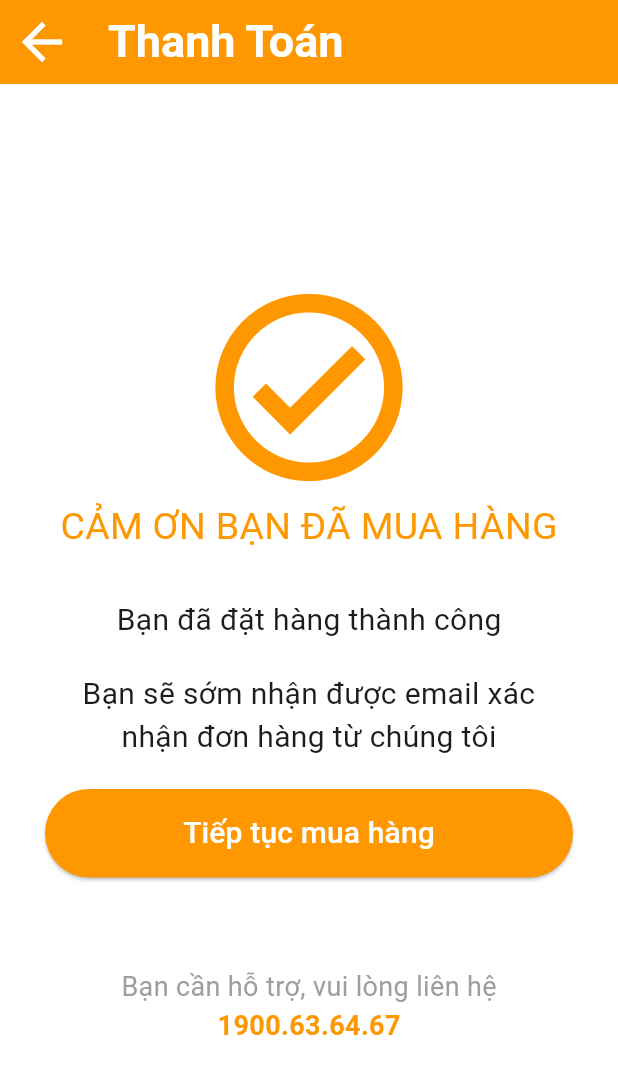
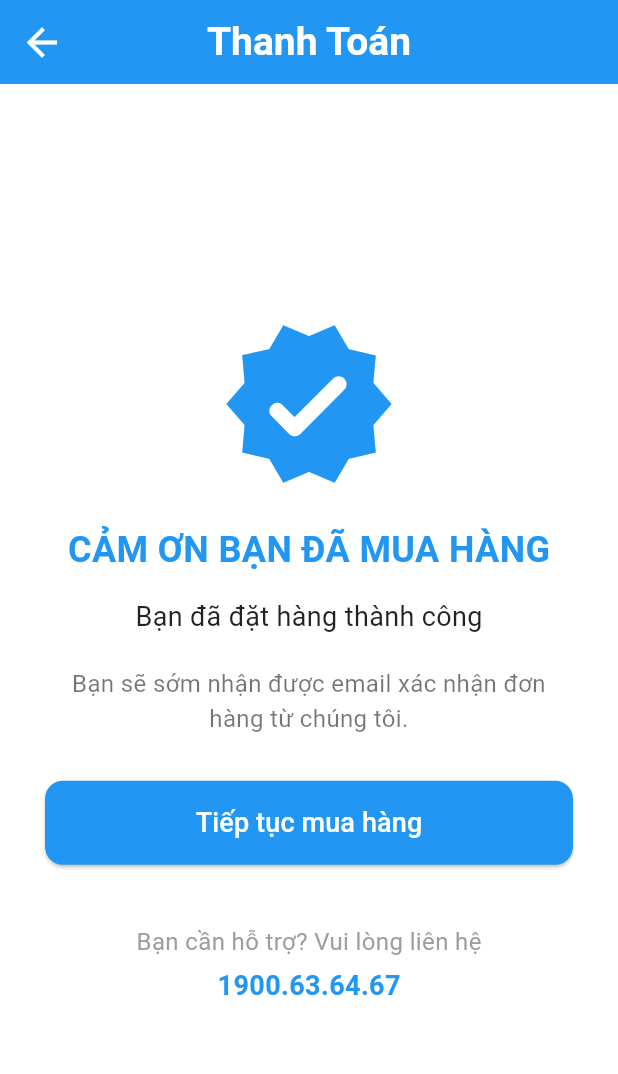
Before and after one commit to nhulap/Flutter_Book, a Flutter app: the Completed screen opened directly, on a phone screen of 412 x 824 dp. Shown: the top 1074 px of the screen. Run offline on Flutter 3.47's test engine with Material 3 defaults, Android fonts, the phone set to English and light mode, and no system bars; our stand-ins replace carousel_slider, flutter_slidable, get, supabase_flutter; accounts and stored records are empty; network calls fail.

Commit message:
big update :))

```diff
--- a/book/lib/layout/completed.dart
+++ b/book/lib/layout/completed.dart
@@ -1,4 +1,3 @@
-
 import 'package:book/PageHome/pagehome.dart';
 import 'package:flutter/material.dart';
 
@@ -8,20 +7,22 @@ class Completed extends StatelessWidget {
   @override
   Widget build(BuildContext context) {
     return Scaffold(
+      backgroundColor: Colors.white,
       appBar: AppBar(
         title: const Text(
           "Thanh Toán",
           style: TextStyle(
-              color: Colors.white, fontWeight: FontWeight.bold, fontSize: 30),
+            color: Colors.white,
+            fontWeight: FontWeight.bold,
+            fontSize: 26,
           ),
-        backgroundColor: Colors.orange,
-        leading: IconTheme(
-          data: const IconThemeData(
+        ),
+        centerTitle: true,
+        backgroundColor: Colors.blue,
+        leading: IconButton(
+          icon: const Icon(Icons.arrow_back),
+          iconSize: 30,
           color: Colors.white,
-            size: 40.0,
-          ),
-          child: IconButton(
-            icon: const Icon(Icons.arrow_back),
           onPressed: () {
             Navigator.pushAndRemoveUntil(
               context,
@@ -31,91 +32,83 @@ class Completed extends StatelessWidget {
           },
         ),
       ),
-      ),
-      body: Container(
-        color: Colors.white,
-        padding: const EdgeInsets.only(left: 30, right: 30),
-        width: double.maxFinite,
+      body: Padding(
+        padding: const EdgeInsets.symmetric(horizontal: 30),
+        child: Center(
           child: Column(
-          mainAxisAlignment: MainAxisAlignment.center,
-          crossAxisAlignment: CrossAxisAlignment.center,
+            mainAxisSize: MainAxisSize.min,
             children: [
               const Icon(
-              Icons.check_circle_outline_sharp,
-              size: 150,
-              color: Colors.orange,
+                Icons.verified_rounded,
+                size: 120,
+                color: Colors.blue,
               ),
+              const SizedBox(height: 20),
               const Text(
                 "CẢM ƠN BẠN ĐÃ MUA HÀNG",
-              style: TextStyle(fontSize: 25, color: Colors.orange),
+                style: TextStyle(
+                  fontSize: 24,
+                  color: Colors.blue,
+                  fontWeight: FontWeight.bold,
                 ),
-            const SizedBox(
-              height: 30,
               ),
-            const Text("Bạn đã đặt hàng thành công",
-                style: TextStyle(fontSize: 20)),
-            // Row(
-            //   mainAxisAlignment: MainAxisAlignment.center,
-            //   children: [
-            //     Text("Số đơn hàng: ",style: TextStyle(fontSize: 20)),
-            //     Text("#402316442",style: TextStyle(fontSize: 20,fontWeight: FontWeight.bold)),
-            //   ],
-            // ),
-            const SizedBox(
-              height: 20,
+              const SizedBox(height: 15),
+              const Text(
+                "Bạn đã đặt hàng thành công",
+                style: TextStyle(
+                  fontSize: 18,
+                  color: Colors.black87,
                 ),
+              ),
+              const SizedBox(height: 20),
               const Text(
-              "Bạn sẽ sớm nhận được email xác nhận đơn hàng từ chúng tôi",
-              style: TextStyle(fontSize: 20),
+                "Bạn sẽ sớm nhận được email xác nhận đơn hàng từ chúng tôi.",
+                style: TextStyle(
+                  fontSize: 16,
+                  color: Colors.black54,
+                ),
                 textAlign: TextAlign.center,
               ),
-            const SizedBox(
-              height: 20,
+              const SizedBox(height: 30),
+              SizedBox(
+                width: double.infinity,
+                child: ElevatedButton(
+                  style: ElevatedButton.styleFrom(
+                    padding: const EdgeInsets.symmetric(vertical: 15),
+                    backgroundColor: Colors.blue,
+                    shape: RoundedRectangleBorder(
+                      borderRadius: BorderRadius.circular(12),
                     ),
-            Row(
-              children: [
-                Expanded(
-                  child: ElevatedButton(
-                    style: const ButtonStyle(
-                        backgroundColor: WidgetStatePropertyAll(Colors.orange),
-                        padding: WidgetStatePropertyAll(EdgeInsets.all(15))),
+                  ),
                   onPressed: () {
                     Navigator.pushAndRemoveUntil(
                       context,
-                        MaterialPageRoute(
-                            builder: (context) => const PageHome()),
+                      MaterialPageRoute(builder: (context) => const PageHome()),
                           (Route<dynamic> route) => false,
                     );
                   },
                   child: const Text(
                     "Tiếp tục mua hàng",
-                      style: TextStyle(fontSize: 20, color: Colors.white),
+                    style: TextStyle(fontSize: 18, color: Colors.white),
                   ),
+                ),
+              ),
+              const SizedBox(height: 40),
+              const Text(
+                "Bạn cần hỗ trợ? Vui lòng liên hệ",
+                style: TextStyle(fontSize: 16, color: Colors.grey),
+              ),
+              const SizedBox(height: 5),
+              const Text(
+                "1900.63.64.67",
+                style: TextStyle(
+                  fontSize: 18,
+                  color: Colors.blue,
+                  fontWeight: FontWeight.bold,
                 ),
               ),
             ],
           ),
-            const SizedBox(
-              height: 20,
-            ),
-            const SizedBox(
-              height: 10,
-            ),
-            const SizedBox(
-              height: 30,
-            ),
-            const Text(
-              "Bạn cần hỗ trợ, vui lòng liên hệ",
-              style: TextStyle(fontSize: 18, color: Colors.grey),
-            ),
-            const Text(
-              "1900.63.64.67",
-              style: TextStyle(
-                  fontSize: 18,
-                  color: Colors.orange,
-                  fontWeight: FontWeight.bold),
-            )
-          ],
         ),
       ),
     );
```
Lines whose indentation alone changed are shown as unchanged.
